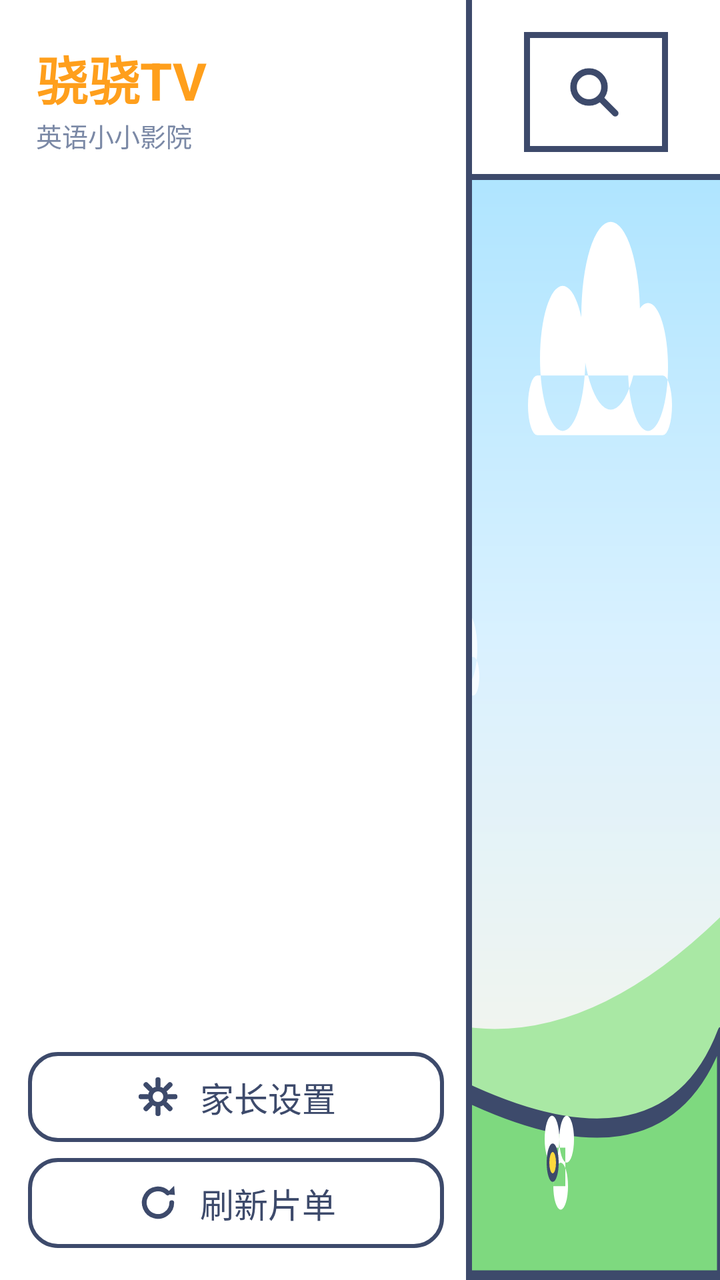
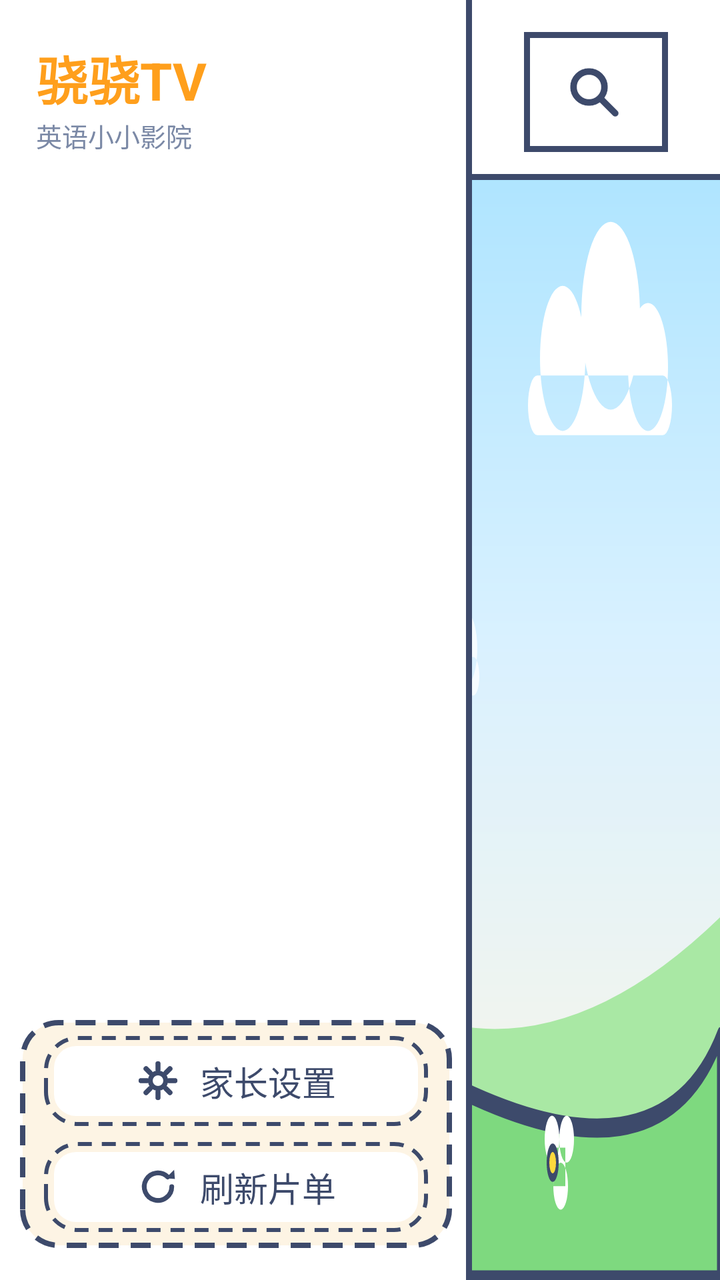

Compare the two renders of this Android layout. The source of the first and the diff that turns it into the second are given below.
<!-- AndroidManifest.xml: application theme Theme.EvoKids -->
<!-- res/layout/fragment_main.xml -->
<?xml version="1.0" encoding="utf-8"?>
<LinearLayout xmlns:android="http://schemas.android.com/apk/res/android"
    android:layout_width="match_parent"
    android:layout_height="match_parent"
    android:orientation="horizontal"
    android:baselineAligned="false">

    
    <LinearLayout
        android:layout_width="@dimen/nav_width"
        android:layout_height="match_parent"
        android:orientation="vertical"
        android:background="@drawable/bg_nav_panel"
        android:paddingTop="20dp"
        android:paddingBottom="16dp">

        <TextView
            android:layout_width="match_parent"
            android:layout_height="wrap_content"
            android:layout_marginLeft="18dp"
            android:layout_marginRight="14dp"
            android:text="@string/app_name"
            android:textColor="@color/accent"
            android:textSize="26sp"
            android:textStyle="bold" />

        <TextView
            android:layout_width="match_parent"
            android:layout_height="wrap_content"
            android:layout_marginLeft="18dp"
            android:layout_marginRight="14dp"
            android:layout_marginBottom="10dp"
            android:text="@string/nav_subtitle"
            android:textColor="@color/text_secondary"
            android:textSize="13sp" />

        <androidx.recyclerview.widget.RecyclerView
            android:id="@+id/nav_list"
            android:layout_width="match_parent"
            android:layout_height="0dp"
            android:layout_weight="1"
            android:paddingBottom="8dp"
            android:clipToPadding="false" />

        
        <LinearLayout
            android:layout_width="match_parent"
            android:layout_height="wrap_content"
            android:orientation="vertical"
            android:layout_marginTop="12dp">

            <LinearLayout
                android:id="@+id/nav_settings"
                android:layout_width="match_parent"
                android:layout_height="wrap_content"
                android:layout_marginLeft="14dp"
                android:layout_marginRight="14dp"
                android:layout_marginBottom="8dp"
                android:background="@drawable/bg_tool_button"
                android:gravity="center"
                android:orientation="horizontal"
                android:clickable="true"
                android:focusable="true"
                android:focusableInTouchMode="true">

                <ImageView
                    android:layout_width="22dp"
                    android:layout_height="22dp"
                    android:layout_marginRight="10dp"
                    android:src="@drawable/ic_settings"
                    android:contentDescription="@string/menu_settings" />

                <TextView
                    android:layout_width="wrap_content"
                    android:layout_height="wrap_content"
                    android:paddingTop="10dp"
                    android:paddingBottom="10dp"
                    android:text="@string/menu_settings"
                    android:textColor="@color/crayon"
                    android:textSize="17sp" />
            </LinearLayout>

            <LinearLayout
                android:id="@+id/nav_reload"
                android:layout_width="match_parent"
                android:layout_height="wrap_content"
                android:layout_marginLeft="14dp"
                android:layout_marginRight="14dp"
                android:background="@drawable/bg_tool_button"
                android:gravity="center"
                android:orientation="horizontal"
                android:clickable="true"
                android:focusable="true"
                android:focusableInTouchMode="true">

                <ImageView
                    android:layout_width="22dp"
                    android:layout_height="22dp"
                    android:layout_marginRight="10dp"
                    android:src="@drawable/ic_refresh"
                    android:contentDescription="@string/menu_reload" />

                <TextView
                    android:layout_width="wrap_content"
                    android:layout_height="wrap_content"
                    android:paddingTop="10dp"
                    android:paddingBottom="10dp"
                    android:text="@string/menu_reload"
                    android:textColor="@color/crayon"
                    android:textSize="17sp" />
            </LinearLayout>
        </LinearLayout>
    </LinearLayout>

    
    <LinearLayout
        android:layout_width="0dp"
        android:layout_height="match_parent"
        android:layout_weight="1"
        android:orientation="vertical">

        <LinearLayout
            android:layout_width="match_parent"
            android:layout_height="wrap_content"
            android:orientation="horizontal"
            android:background="@drawable/bg_top_panel"
            android:paddingLeft="26dp"
            android:paddingRight="26dp"
            android:paddingTop="16dp"
            android:paddingBottom="14dp">

            <LinearLayout
                android:id="@+id/search_bar"
                android:layout_width="match_parent"
                android:layout_height="60dp"
                android:background="@drawable/bg_search_input"
                android:clickable="true"
                android:focusable="true"
                android:focusableInTouchMode="true"
                android:gravity="center_vertical"
                android:orientation="horizontal"
                android:paddingLeft="20dp"
                android:paddingRight="20dp">

                <ImageView
                    android:layout_width="30dp"
                    android:layout_height="30dp"
                    android:layout_marginRight="14dp"
                    android:contentDescription="@string/search_title"
                    android:src="@drawable/ic_search" />

                <TextView
                    android:layout_width="0dp"
                    android:layout_height="wrap_content"
                    android:layout_weight="1"
                    android:text="@string/search_bar_hint"
                    android:textColor="@color/text_secondary"
                    android:textSize="19sp" />

                <TextView
                    android:layout_width="wrap_content"
                    android:layout_height="wrap_content"
                    android:background="@drawable/pill_badge"
                    android:paddingLeft="14dp"
                    android:paddingRight="14dp"
                    android:paddingTop="4dp"
                    android:paddingBottom="4dp"
                    android:text="@string/search_go"
                    android:textColor="@color/crayon"
                    android:textSize="15sp"
                    android:textStyle="bold" />
            </LinearLayout>
        </LinearLayout>

        <androidx.recyclerview.widget.RecyclerView
            android:id="@+id/content_grid"
            android:layout_width="match_parent"
            android:layout_height="0dp"
            android:layout_weight="1"
            android:layout_marginLeft="26dp"
            android:layout_marginRight="26dp"
            android:layout_marginTop="14dp"
            android:paddingBottom="16dp"
            android:clipToPadding="false" />
    </LinearLayout>
</LinearLayout>
<!-- resources referenced by this layout -->
<resources>
  <color name="accent">#FF9F1C</color>
  <color name="crayon">#3D4A6B</color>
  <color name="text_secondary">#7B89A6</color>
  <dimen name="nav_width">236dp</dimen>
  <!-- drawable bg_nav_panel (drawable) -->
  <?xml version="1.0" encoding="utf-8"?>
  <layer-list xmlns:android="http://schemas.android.com/apk/res/android">
      <item>
          <shape android:shape="rectangle">
              <solid android:color="@color/bg_panel" />
          </shape>
      </item>
      <item android:gravity="right" android:width="3dp">
          <shape android:shape="rectangle">
              <solid android:color="@color/crayon" />
          </shape>
      </item>
  </layer-list>
  <!-- drawable bg_tool_button (drawable) -->
  <?xml version="1.0" encoding="utf-8"?>
  <selector xmlns:android="http://schemas.android.com/apk/res/android">
      <item android:state_focused="true">
          <shape android:shape="rectangle">
              <solid android:color="@color/card_c1" />
              <corners android:radius="14dp" />
              <stroke android:width="4dp" android:color="@color/accent" />
          </shape>
      </item>
      <item>
          <shape android:shape="rectangle">
              <solid android:color="@color/bg_panel" />
              <corners android:radius="14dp" />
              <stroke android:width="2dp" android:color="@color/crayon" />
          </shape>
      </item>
  </selector>
  <!-- drawable pill_badge (drawable) -->
  <?xml version="1.0" encoding="utf-8"?>
  <shape xmlns:android="http://schemas.android.com/apk/res/android">
      <solid android:color="@color/bg_panel" />
      <corners android:radius="16dp" />
      <stroke android:width="2dp" android:color="@color/crayon" />
  </shape>
  <string name="app_name">骁骁TV</string>
  <string name="menu_reload">刷新片单</string>
  <string name="menu_settings">家长设置</string>
  <string name="nav_subtitle">英语小小影院</string>
  <string name="search_bar_hint">搜索影片：支持中文 / 英文 / 拼音，如 peiqi / 恐龙 / Peppa</string>
  <string name="search_go">去搜索</string>
  <string name="search_title">搜索片单</string>
  <style name="Theme.EvoKids" parent="Theme.Leanback">
          <item name="android:windowBackground">@drawable/bg_main</item>
          <item name="android:colorAccent">@color/accent</item>
          <item name="colorAccent">@color/accent</item>
          <item name="android:textColorPrimary">@color/text_primary</item>
          <item name="android:textColorSecondary">@color/text_secondary</item>
          <item name="android:textColorHint">@color/text_secondary</item>
      </style>
  <color name="bg_panel">#FFFFFF</color>
  <color name="card_c1">#FFC94D</color>
  <color name="text_primary">#3D4A6B</color>
  <color name="sky_top">#9FE0FF</color>
  <color name="sky_bottom">#FFF6E5</color>
  <color name="sun_yellow">#FFD93D</color>
  <color name="cloud_white">#FFFFFF</color>
  <color name="hill_back">#A9E8A4</color>
  <color name="hill_front">#7ED97F</color>
  <!-- unchanged entries left out for length: 8 -->
</resources>

<!-- the commit's change to res/layout/fragment_main.xml (unified diff, before → after) -->
@@ -47,14 +47,18 @@
             android:layout_width="match_parent"
             android:layout_height="wrap_content"
             android:orientation="vertical"
-            android:layout_marginTop="12dp">
+            android:layout_marginLeft="10dp"
+            android:layout_marginRight="10dp"
+            android:layout_marginTop="14dp"
+            android:background="@drawable/bg_tool_zone"
+            android:padding="8dp">
 
             <LinearLayout
                 android:id="@+id/nav_settings"
                 android:layout_width="match_parent"
                 android:layout_height="wrap_content"
-                android:layout_marginLeft="14dp"
-                android:layout_marginRight="14dp"
+                android:layout_marginLeft="4dp"
+                android:layout_marginRight="4dp"
                 android:layout_marginBottom="8dp"
                 android:background="@drawable/bg_tool_button"
                 android:gravity="center"
@@ -84,8 +88,8 @@
                 android:id="@+id/nav_reload"
                 android:layout_width="match_parent"
                 android:layout_height="wrap_content"
-                android:layout_marginLeft="14dp"
-                android:layout_marginRight="14dp"
+                android:layout_marginLeft="4dp"
+                android:layout_marginRight="4dp"
                 android:background="@drawable/bg_tool_button"
                 android:gravity="center"
                 android:orientation="horizontal"
<!-- resource entries referenced after the edit -->
@@ -22,20 +22,55 @@
   <?xml version="1.0" encoding="utf-8"?>
   <selector xmlns:android="http://schemas.android.com/apk/res/android">
       <item android:state_focused="true">
-          <shape android:shape="rectangle">
-              <solid android:color="@color/card_c1" />
-              <corners android:radius="14dp" />
-              <stroke android:width="4dp" android:color="@color/accent" />
-          </shape>
+          <layer-list>
+              <item>
+                  <shape android:shape="rectangle">
+                      <solid android:color="#FFF3D9" />
+                      <corners android:radius="16dp" />
+                      <stroke android:width="4dp" android:color="@color/accent" />
+                  </shape>
+              </item>
+          </layer-list>
       </item>
       <item>
-          <shape android:shape="rectangle">
-              <solid android:color="@color/bg_panel" />
-              <corners android:radius="14dp" />
-              <stroke android:width="2dp" android:color="@color/crayon" />
-          </shape>
+          <layer-list>
+              
+              <item>
+                  <shape android:shape="rectangle">
+                      <corners android:radius="16dp" />
+                      <stroke
+                          android:width="2dp"
+                          android:color="@color/crayon"
+                          android:dashWidth="7dp"
+                          android:dashGap="5dp" />
+                  </shape>
+              </item>
+              
+              <item
+                  android:left="5dp"
+                  android:right="5dp"
+                  android:top="5dp"
+                  android:bottom="5dp">
+                  <shape android:shape="rectangle">
+                      <solid android:color="@color/bg_panel" />
+                      <corners android:radius="11dp" />
+                  </shape>
+              </item>
+          </layer-list>
       </item>
   </selector>
+  <!-- drawable bg_tool_zone (drawable) -->
+  <?xml version="1.0" encoding="utf-8"?>
+  <shape xmlns:android="http://schemas.android.com/apk/res/android"
+      android:shape="rectangle">
+      <solid android:color="#F0FDF4E3" />
+      <corners android:radius="18dp" />
+      <stroke
+          android:width="2.5dp"
+          android:color="@color/crayon"
+          android:dashWidth="10dp"
+          android:dashGap="6dp" />
+  </shape>
   <!-- drawable pill_badge (drawable) -->
   <?xml version="1.0" encoding="utf-8"?>
   <shape xmlns:android="http://schemas.android.com/apk/res/android">
@@ -59,7 +94,6 @@
           <item name="android:textColorHint">@color/text_secondary</item>
       </style>
   <color name="bg_panel">#FFFFFF</color>
-  <color name="card_c1">#FFC94D</color>
   <color name="text_primary">#3D4A6B</color>
   <color name="sky_top">#9FE0FF</color>
   <color name="sky_bottom">#FFF6E5</color>
